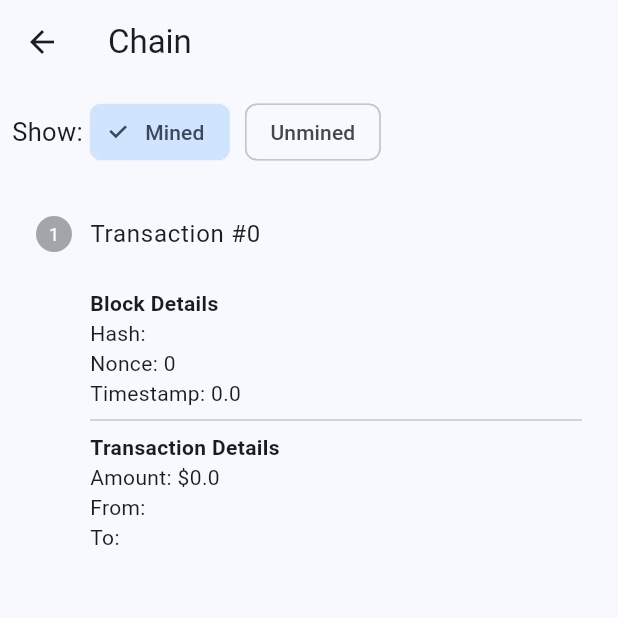
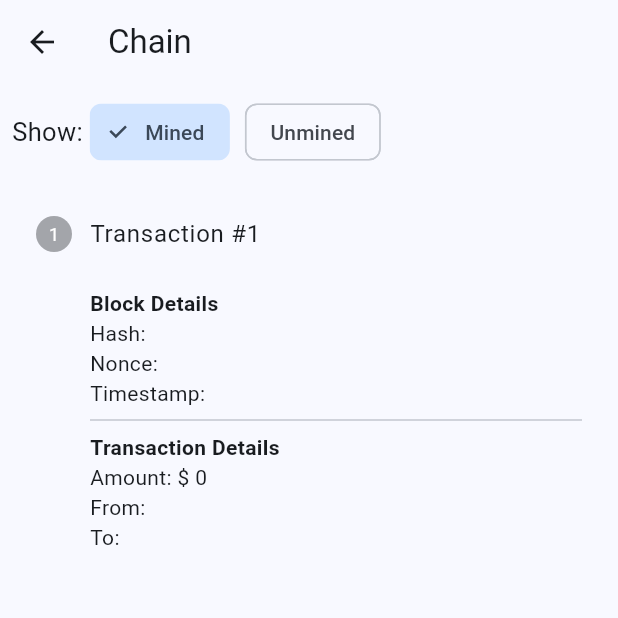
Before and after one commit to MeowTechOpenSource/Blockchain, a Flutter app: the Chain screen opened directly, after a tap on "Mined", on a phone screen of 412 x 824 dp, the top half of it. Run offline on Flutter 3.47's test engine with Material 2 defaults, Android fonts, the phone set to English and light mode, and no system bars; missing offline and left inert: dart:ffi; network calls fail.

Commit message:
recovered stepper animation & build steps logic

```diff
--- a/app/app/lib/chain.dart
+++ b/app/app/lib/chain.dart
@@ -1,14 +1,10 @@
+// ignore_for_file: prefer_const_constructors, prefer_const_literals_to_create_immutables
+
 import 'dart:convert';
-import 'dart:math';
 
 import 'package:app/shared_variables.dart';
 import 'package:flutter/material.dart';
 import 'package:http/http.dart' as http;
-
-var currstep = 0;
-bool showm = true;
-bool showum = false;
-int something = 1;
 
 class ChainData {
   String from = '';
@@ -22,8 +18,6 @@ class ChainData {
   int id = 0;
 }
 
-var dataobs = [ChainData()];
-
 class Chain extends StatefulWidget {
   const Chain({Key? key}) : super(key: key);
 
@@ -32,29 +26,43 @@ class Chain extends StatefulWidget {
 }
 
 class _ChainState extends State<Chain> {
+  /// Separate lists of blocks, responsible for building the steps:
+  List<ChainData> minedData = [];
+  List<ChainData> unmineData = [];
+
+  /// Key for stepper, only updates when the lists of blocks changed.
+  /// When we use a Stepper, flutter will remember the number of the steps (e.g. 10).
+  /// When the steps updated (e.g. length 10 --> 11), flutter will still try to reuse the
+  /// previous Stepper with 10 slots only.
+  /// So we update this key to force Flutter to create a new Stepper whenever there is change in steps.
+  UniqueKey stepperKey = UniqueKey();
+
+  /// Whenever the filter chip is selected, it sets to 0
+  int currstep = 0;
+
+  /// Controls the visibilities of mined/unmine blocks
+  bool showm = true;
+  bool showum = false;
+
   @override
   void initState() {
     super.initState();
-    GetChain();
+    getChain();
   }
 
   @override
   Widget build(BuildContext context) {
-    something += 1;
-
     return Scaffold(
-      appBar: AppBar(
-        title: Text('Chain'),
-      ),
+      appBar: AppBar(title: Text('Chain')),
       floatingActionButton: FloatingActionButton(
         onPressed: () {
-          GetChain();
+          getChain();
         },
         child: Icon(Icons.refresh),
       ),
       body: RefreshIndicator(
         onRefresh: () async {
-          GetChain();
+          getChain();
         },
         child: SingleChildScrollView(
           physics:
@@ -73,16 +81,17 @@ class _ChainState extends State<Chain> {
                       selected: showm,
                       label: Text("Mined"),
                       onSelected: (a) {
+                        setState(() {
                           showm = a;
                           if (!showm && !showum) {
                             print("Err");
                             showm = true;
                           }
                           currstep = 0;
-                        dataobs = [ChainData()];
-                        setState(() {});
-                        GetChain();
-                        setState(() {});
+                          stepperKey = UniqueKey();
+                        });
+
+                        getChain();
                       },
                     ),
                     SizedBox(width: 10),
@@ -92,57 +101,27 @@ class _ChainState extends State<Chain> {
                         selected: showum,
                         label: Text("Unmined"),
                         onSelected: (a) {
+                          setState(() {
                             showum = a;
                             currstep = 0;
-                          dataobs = [ChainData()];
+                            stepperKey = UniqueKey();
+
                             if (!showm && !showum) {
                               showm = true;
                             }
-                          setState(() {});
-                          GetChain();
-                          setState(() {});
+                          });
+                          getChain();
                         }),
                   ],
                 ),
               ),
               Stepper(
-                  key: Key("key-" + something.toString()),
+                key: stepperKey,
                 currentStep: currstep,
-                  onStepTapped: (index) {
-                    print(index);
-                    currstep = index;
-                    setState(() {});
-                  },
-                  controlsBuilder: (context, details) {
-                    return Container();
-                  },
-                  steps: [
-                    for (var n in dataobs)
-                      Step(
-                        title: Text("${n.title} #" + n.id.toString()),
-                        content: Column(
-                          crossAxisAlignment: CrossAxisAlignment.start,
-                          mainAxisAlignment: MainAxisAlignment.start,
-                          children: [
-                            Text(
-                              "Block Details",
-                              style: TextStyle(fontWeight: FontWeight.w600),
-                            ),
-                            Text("Hash: " + n.hash),
-                            Text("Nonce: " + n.nonce.toString()),
-                            Text("Timestamp: " + n.timestamp.toString()),
-                            Divider(),
-                            Text(
-                              "Transaction Details",
-                              style: TextStyle(fontWeight: FontWeight.w600),
-                            ),
-                            Text("Amount: \$" + n.amount.toString()),
-                            Text("From: " + n.from.toString()),
-                            Text("To: " + n.to.toString())
-                          ],
-                        ),
+                onStepTapped: (index) => setState(() => currstep = index),
+                controlsBuilder: (_, __) => Container(),
+                steps: buildSteps(showMined: showm, showUnmine: showum),
               )
-                  ])
             ],
           ),
         ),
@@ -150,25 +129,25 @@ class _ChainState extends State<Chain> {
     );
   }
 
-  void GetChain() {
+  void getChain() {
+    var url = Uri.parse('${SharedVars.blockchainUrl}chain');
+
+    http.get(url).then((response) {
+      int am = 0;
+
+      /// Update the lists of mined blocks
+      if (response.statusCode == 200) {
         List<ChainData> dataobjs = [];
-    int am = 0;
-    if (true) {
-      var url = Uri.parse('${SharedVars.blockchainUrl}chain');
-      http.get(url).then((response) {
-        if (response.statusCode == 200) {
         var data = jsonDecode(response.body);
-
+        if (showm) {
           for (var d in data["chain"]) {
             ChainData c = ChainData();
+
             c.from = d["transaction"]["from"];
             c.to = d["transaction"]["to"];
-            if (c.from == "_") {
-              c.from = "System";
-            }
-            if (c.to == "_") {
-              c.to = "System";
-            }
+            if (c.from == "_") c.from = "System";
+            if (c.to == "_") c.to = "System";
+
             c.nonce = d["nonce"];
             c.hash = d["hash"];
             c.prevhash = d["prev_hash"];
@@ -178,10 +157,13 @@ class _ChainState extends State<Chain> {
             c.id = am;
             dataobjs.add(c);
           }
-          dataobs = dataobjs;
-          if (!showm) {
-            dataobs = [];
-            dataobjs = [];
+
+          setState(() {
+            if (minedData.length != dataobjs.length) {
+              stepperKey = UniqueKey();
+            }
+            minedData = dataobjs;
+          });
         }
       } else {
         showDialog(
@@ -190,10 +172,14 @@ class _ChainState extends State<Chain> {
                 title: Text(response.statusCode.toString()),
                 content: Text(response.body)));
       }
+
+      /// Update the lists of unmine blocks
       if (showum) {
         var url = Uri.parse('${SharedVars.blockchainUrl}unmined_blocks');
         http.get(url).then((response) {
           if (response.statusCode == 200) {
+            List<ChainData> dataobjs = [];
+
             var data = jsonDecode(response.body);
             for (var d in data["unmined blocks"]) {
               ChainData c = ChainData();
@@ -215,7 +201,13 @@ class _ChainState extends State<Chain> {
               c.id = am;
               dataobjs.add(c);
             }
-              dataobs = dataobjs;
+
+            setState(() {
+              if (unmineData.length != dataobjs.length) {
+                stepperKey = UniqueKey();
+              }
+              unmineData = dataobjs;
+            });
           } else {
             showDialog(
                 context: context,
@@ -223,20 +215,76 @@ class _ChainState extends State<Chain> {
                     title: Text(response.statusCode.toString()),
                     content: Text(response.body)));
           }
-            if (dataobs.length == 0) {
-              dataobs = [ChainData()];
-            }
-
-            setState(() {});
         });
-          if (!showum) {
-            if (dataobs.length == 0) {
-              dataobs = [ChainData()];
-            }
-            setState(() {});
-          }
       }
     });
   }
+
+  List<Step> buildSteps({required bool showMined, required bool showUnmine}) {
+    List<ChainData> blocks = [];
+    if (showMined) {
+      blocks.addAll(minedData);
+    }
+    if (showUnmine) {
+      blocks.addAll(unmineData);
+    }
+
+    List<Step> steps = [];
+    if (blocks.isEmpty) {
+      /// Add a dummy step:
+      steps.add(Step(
+        title: Text("Transaction #1"),
+        content: Column(
+          crossAxisAlignment: CrossAxisAlignment.start,
+          mainAxisAlignment: MainAxisAlignment.start,
+          children: [
+            Text(
+              "Block Details",
+              style: TextStyle(fontWeight: FontWeight.w600),
+            ),
+            Text("Hash: "),
+            Text("Nonce: "),
+            Text("Timestamp: "),
+            Divider(),
+            Text(
+              "Transaction Details",
+              style: TextStyle(fontWeight: FontWeight.w600),
+            ),
+            Text("Amount: \$ 0"),
+            Text("From: "),
+            Text("To: "),
+          ],
+        ),
+      ));
+    } else {
+      /// Create steps from all ChainData
+      for (var b in blocks) {
+        steps.add(Step(
+          title: Text("${b.title} #${b.id}"),
+          content: Column(
+            crossAxisAlignment: CrossAxisAlignment.start,
+            mainAxisAlignment: MainAxisAlignment.start,
+            children: [
+              Text(
+                "Block Details",
+                style: TextStyle(fontWeight: FontWeight.w600),
+              ),
+              Text("Hash: ${b.hash}"),
+              Text("Nonce: ${b.nonce}"),
+              Text("Timestamp: ${b.timestamp}"),
+              Divider(),
+              Text(
+                "Transaction Details",
+                style: TextStyle(fontWeight: FontWeight.w600),
+              ),
+              Text("Amount: \$${b.amount}"),
+              Text("From: ${b.from}"),
+              Text("To: ${b.to}")
+            ],
+          ),
+        ));
       }
     }
+    return steps;
+  }
+}
```
Lines whose indentation alone changed are shown as unchanged.
